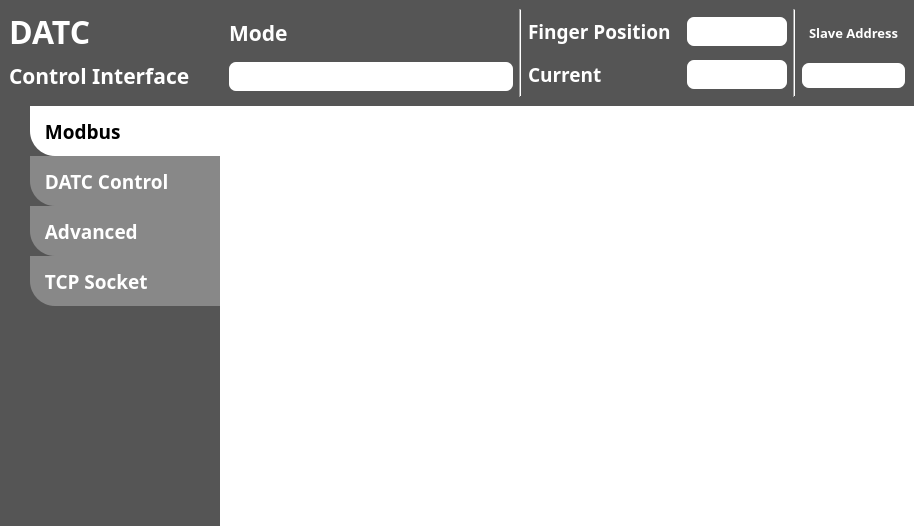
This is ui/main_window.ui in PlanA2G/datc_user_interface as Qt 5 draws it before an edit. The edited form follows.
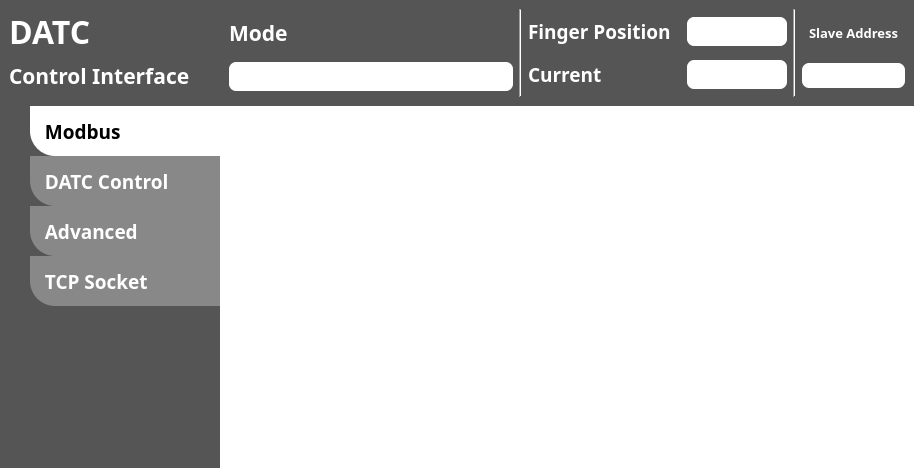
This is the edited form. Icons and pictures are not drawn.

What changed in the file:
```diff
--- a/ui/main_window.ui
+++ b/ui/main_window.ui
@@ -7,7 +7,7 @@
     <x>0</x>
     <y>0</y>
     <width>914</width>
-    <height>526</height>
+    <height>468</height>
    </rect>
   </property>
   <property name="font">
```
Left out of the diff: 2 changed lines with no effect on the pictures.
